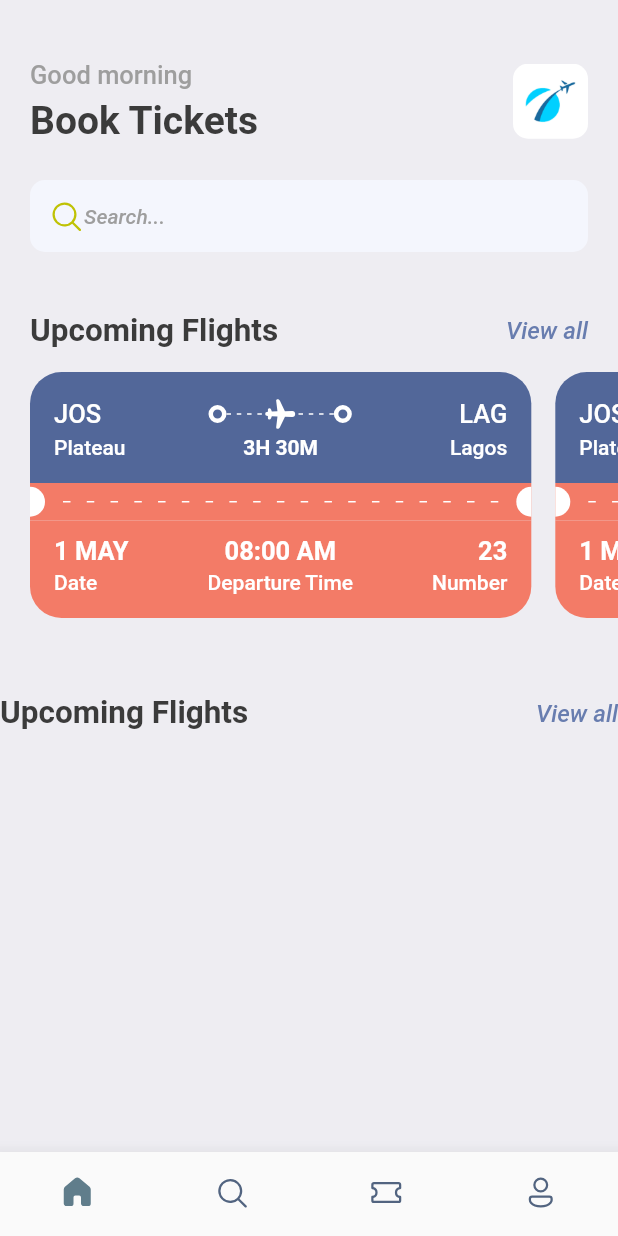
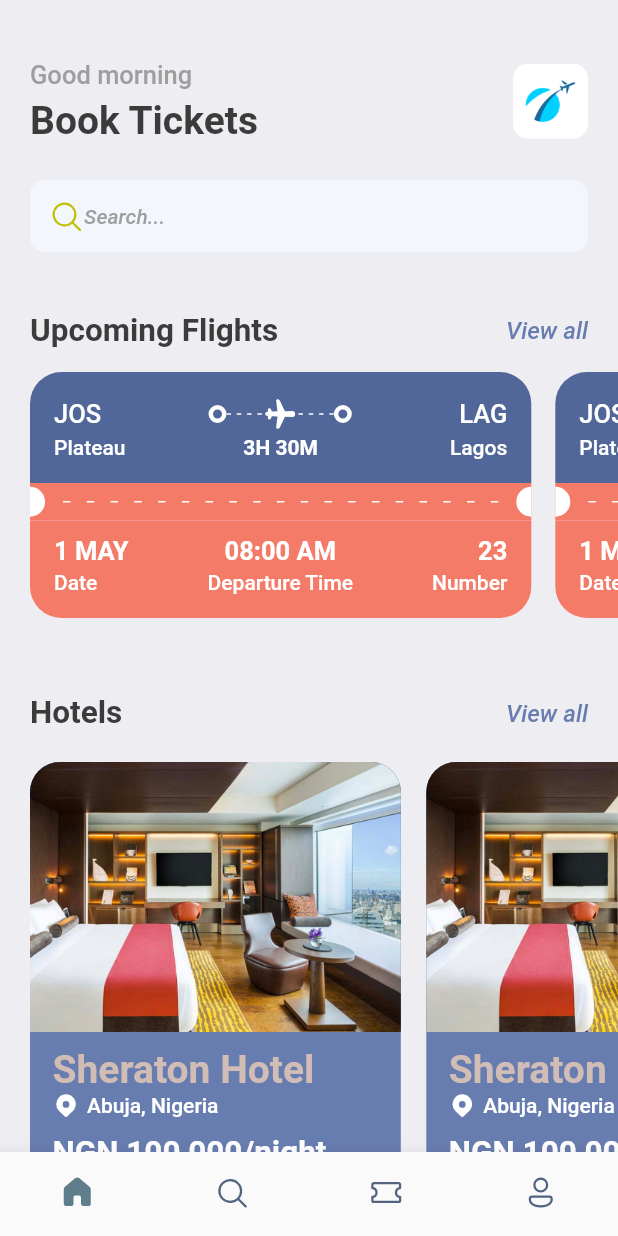
Before and after one commit to Damishemfe/Ticket-booking-App, a Flutter app: the screen it shows after launch, on a phone screen of 412 x 824 dp. Run offline on Flutter 3.47's test engine with Material 2 defaults, Android fonts, the phone set to English and light mode, and no system bars; our stand-ins replace fluentui_icons, gap.

Commit message:
Added new screens and views

```diff
--- a/lib/component/app_styles.dart
+++ b/lib/component/app_styles.dart
@@ -7,6 +7,7 @@ class Styles {
   static Color textColor = const Color(0xFF3b3b3b);
   static Color backgroundColor = const Color(0xFFeeedf2);
   static Color orangeColor = const Color(0xFFf37b67);
+  static Color kakiColor = const Color(0xFFd2bdb6);
 
 
   static TextStyle textStyle = TextStyle(fontSize: 16.0, color: textColor, fontWeight: FontWeight.w500);
--- a/lib/screens/home_screen.dart
+++ b/lib/screens/home_screen.dart
@@ -1,4 +1,5 @@
 import 'package:booktickets/component/app_styles.dart';
+import 'package:booktickets/screens/hotel_view.dart';
 import 'package:booktickets/screens/ticket_view.dart';
 import 'package:fluentui_icons/fluentui_icons.dart';
 import 'package:flutter/cupertino.dart';
@@ -100,6 +101,7 @@ class HomeScreen extends StatelessWidget {
 
           /*
           this section holds ths scrollable card views
+          upcoming flight section
            */
           SingleChildScrollView(
             scrollDirection: Axis.horizontal,
@@ -107,18 +109,24 @@ class HomeScreen extends StatelessWidget {
             child: Row(
               children: [
                 TicketView(),
+                TicketView(),
                 TicketView()
               ],
             ),
           ),
           const Gap(15),
 
-
-          Row(
+          /*
+          this section holds the bottom part of the screen
+          hotel section
+           */
+          Container(
+            padding: const EdgeInsets.symmetric(horizontal: 20.0),
+            child: Row(
               mainAxisAlignment: MainAxisAlignment.spaceBetween,
               children: [
                 Text(
-                "Upcoming Flights",
+                  "Hotels",
                   style: Styles.h2,
                 ),
                 InkWell(
@@ -133,7 +141,20 @@ class HomeScreen extends StatelessWidget {
                   ),
                 )
               ],
+            ),
+          ),
+          const Gap(15),
+          SingleChildScrollView(
+            scrollDirection: Axis.horizontal,
+            padding: EdgeInsets.only(left: 20),
+            child: Row (
+              children: [
+                HotelView(),
+                HotelView(),
+                HotelView()
+              ],
             )
+            ),
         ],
       ),
     );
--- /dev/null
+++ b/lib/screens/hotel_view.dart
@@ -0,0 +1,59 @@
+import 'package:booktickets/component/app_layout.dart';
+import 'package:booktickets/component/app_styles.dart';
+import 'package:fluentui_icons/fluentui_icons.dart';
+import 'package:flutter/cupertino.dart';
+import 'package:flutter/material.dart';
+import 'package:gap/gap.dart';
+
+class HotelView extends StatelessWidget {
+  const HotelView({Key? key}) : super(key: key);
+
+  @override
+  Widget build(BuildContext context) {
+    final size = AppLayout.getSize(context);
+    return Container(
+      width: size.width * 0.6,
+      height: 300,
+      margin: const EdgeInsets.only(right: 17, top: 5),
+      decoration: BoxDecoration(
+        color: Styles.primaryColor,
+        borderRadius: BorderRadius.circular(20),
+      ),
+      child: Column(
+        crossAxisAlignment: CrossAxisAlignment.start,
+        children: [
+          Container(
+            height: 180,
+            decoration: BoxDecoration(
+                borderRadius: const BorderRadius.only(
+                    topLeft: Radius.circular(20),
+                    topRight: Radius.circular(20)),
+                color: Styles.primaryColor,
+                image: const DecorationImage(
+                    fit: BoxFit.cover,
+                    image: AssetImage("assets/images/one.png"))),
+          ),
+          const Gap(10),
+          Container(
+            padding: const EdgeInsets.only(left: 15.0),
+            child: Column(
+              crossAxisAlignment: CrossAxisAlignment.start,
+              children: [
+                Text("Sheraton Hotel", style: Styles.h1.copyWith(color: Styles.kakiColor),),
+                Row(
+                  children: [
+                    Icon(FluentSystemIcons.ic_fluent_location_filled, color: Colors.white, size: 18,),
+                    const Gap(5),
+                    Text("Abuja, Nigeria", style: Styles.h4.copyWith(color: Colors.white),),
+                  ],
+                ),
+                const Gap(10),
+                Text("NGN 100,000/night", style: Styles.h2.copyWith(color: Colors.white),),
+              ],
+            ),
+          ),
+        ],
+      ),
+    );
+  }
+}
```
Lines whose indentation alone changed are shown as unchanged.
